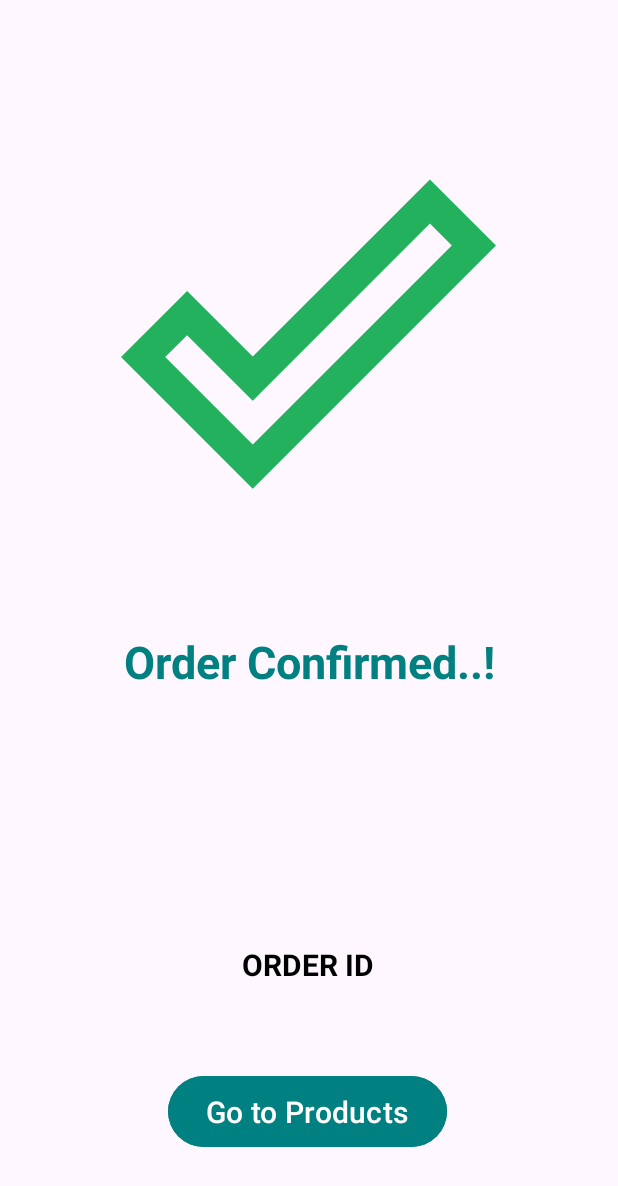
After one commit to priyamanocha/FirebaseGroupApp9, an Android app: the layout activity_orderconfirmed.xml on its own in the app's theme, with its tools: preview values and no code run, on a phone screen of 412 x 824 dp. The commit adds this screen. Shown: the top 1186 px of the screen. Run offline under Robolectric (Android 15) with nearby library versions, the phone set to English and light mode, and no system bars.

Commit message:
Fixed Updating total in Cart, added order confirmation page, fixed cart layout margin

```diff
--- a/app/src/main/AndroidManifest.xml
+++ b/app/src/main/AndroidManifest.xml
@@ -12,6 +12,9 @@
         android:supportsRtl="true"
         android:theme="@style/Theme.FirebaseGroupApp9"
         tools:targetApi="31">
+        <activity
+            android:name=".Orderconfirmed"
+            android:exported="false" />
         <activity
             android:name=".CheckoutActivity"
             android:exported="false" />
--- a/app/src/main/java/com/example/firebasegroupapp9/CartAdapter.kt
+++ b/app/src/main/java/com/example/firebasegroupapp9/CartAdapter.kt
@@ -58,6 +58,7 @@ class CartAdapter(options: FirebaseRecyclerOptions<Cart>, private var ttlamount:
         val storageRef: StorageReference =
             FirebaseStorage.getInstance().getReferenceFromUrl(imageUrl)
         Glide.with(holder.imgProduct.context).load(storageRef).into(holder.imgProduct)
+        updateTotalAmount()
 
         holder.btnAdd.setOnClickListener { view ->
             val quantity = model.quantity + 1
@@ -76,7 +77,7 @@ class CartAdapter(options: FirebaseRecyclerOptions<Cart>, private var ttlamount:
                     Log.e("Error", it.localizedMessage);
                     Toast.makeText(view.context, it.localizedMessage, Toast.LENGTH_LONG).show()
                 }
-
+            updateTotalAmount()
         }
 
         holder.btnRemove.setOnClickListener { view ->
@@ -105,7 +106,7 @@ class CartAdapter(options: FirebaseRecyclerOptions<Cart>, private var ttlamount:
                         Toast.makeText(view.context, it.localizedMessage, Toast.LENGTH_LONG).show()
                     }
             }
-
+            updateTotalAmount()
         }
     }
 
--- /dev/null
+++ b/app/src/main/res/drawable/done.xml
@@ -0,0 +1,5 @@
+<vector android:height="24dp" android:tint="#23B15E"
+    android:viewportHeight="24" android:viewportWidth="24"
+    android:width="24dp" xmlns:android="http://schemas.android.com/apk/res/android">
+    <path android:fillColor="@android:color/white" android:pathData="M19.77,5.03l1.4,1.4L8.43,19.17l-5.6,-5.6 1.4,-1.4 4.2,4.2L19.77,5.03m0,-2.83L8.43,13.54l-4.2,-4.2L0,13.57 8.43,22 24,6.43 19.77,2.2z"/>
+</vector>
--- a/app/src/main/res/layout/activity_cart.xml
+++ b/app/src/main/res/layout/activity_cart.xml
@@ -3,6 +3,7 @@
     xmlns:tools="http://schemas.android.com/tools"
     android:layout_width="match_parent"
     android:layout_height="match_parent"
+    android:background="@color/white"
     tools:context=".CartActivity">
 
     <include
@@ -40,13 +41,15 @@
         android:id="@+id/recView"
         android:layout_width="match_parent"
         android:layout_height="wrap_content"
-        android:layout_marginTop="140dp"
+        android:layout_marginTop="110dp"
+        android:layout_marginBottom="50dp"
         android:padding="20dp" />
 
     <LinearLayout
         android:layout_width="match_parent"
         android:layout_height="60dp"
         android:id="@+id/lin_layout4"
+        android:background="@color/white"
         android:layout_alignParentBottom="true"
         android:orientation="horizontal">
 
--- /dev/null
+++ b/app/src/main/res/layout/activity_orderconfirmed.xml
@@ -0,0 +1,74 @@
+<?xml version="1.0" encoding="utf-8"?>
+<androidx.constraintlayout.widget.ConstraintLayout xmlns:android="http://schemas.android.com/apk/res/android"
+    xmlns:app="http://schemas.android.com/apk/res-auto"
+    xmlns:tools="http://schemas.android.com/tools"
+    android:layout_width="match_parent"
+    android:layout_height="match_parent"
+    tools:context=".Orderconfirmed">
+    <androidx.constraintlayout.widget.ConstraintLayout
+        android:layout_width="match_parent"
+        android:layout_height="match_parent"
+        >
+
+        <ImageView
+            android:id="@+id/orderconfirm"
+            android:layout_width="250dp"
+            android:layout_height="250dp"
+            android:layout_centerInParent="true"
+            android:src="@drawable/done"
+            app:layout_constraintBottom_toBottomOf="parent"
+            app:layout_constraintEnd_toEndOf="parent"
+            app:layout_constraintHorizontal_bias="0.496"
+            app:layout_constraintStart_toStartOf="parent"
+            app:layout_constraintTop_toTopOf="parent"
+            app:layout_constraintVertical_bias="0.168" />
+
+        <TextView
+            android:id="@+id/ordertext"
+            android:layout_width="wrap_content"
+            android:layout_height="wrap_content"
+            android:layout_below="@id/orderconfirm"
+            android:text="@string/orderconfirm"
+            android:textColor="@color/teal"
+            android:textSize="30dp"
+            android:textStyle="bold"
+            app:layout_constraintBottom_toBottomOf="parent"
+            app:layout_constraintEnd_toEndOf="parent"
+            app:layout_constraintStart_toStartOf="parent"
+            app:layout_constraintTop_toBottomOf="@+id/orderconfirm"
+            app:layout_constraintVertical_bias="0.169" />
+
+        <TextView
+            android:layout_width="wrap_content"
+            android:layout_height="wrap_content"
+            android:text="@string/order"
+            android:id="@+id/orderID"
+            android:textColor="@color/black"
+            android:textSize="20dp"
+            android:textStyle="bold"
+            app:layout_constraintBottom_toTopOf="@+id/orderbtn"
+            app:layout_constraintEnd_toEndOf="parent"
+            app:layout_constraintHorizontal_bias="0.498"
+            app:layout_constraintStart_toStartOf="parent"
+            app:layout_constraintTop_toBottomOf="@+id/ordertext"
+            app:layout_constraintVertical_bias="0.748" />
+
+        <Button
+            android:layout_width="wrap_content"
+            android:layout_height="wrap_content"
+            android:layout_centerHorizontal="true"
+            android:backgroundTint="@color/teal"
+            android:paddingHorizontal="25dp"
+            android:paddingVertical="10dp"
+            android:text="@string/home"
+            android:textColor="@color/white"
+            android:textSize="20dp"
+            android:id="@+id/orderbtn"
+            app:layout_constraintBottom_toBottomOf="parent"
+            app:layout_constraintEnd_toEndOf="parent"
+            app:layout_constraintHorizontal_bias="0.497"
+            app:layout_constraintStart_toStartOf="parent"
+            app:layout_constraintTop_toBottomOf="@+id/ordertext"
+            app:layout_constraintVertical_bias="0.82" />
+    </androidx.constraintlayout.widget.ConstraintLayout>
+</androidx.constraintlayout.widget.ConstraintLayout>
--- a/app/src/main/res/values/strings.xml
+++ b/app/src/main/res/values/strings.xml
@@ -7,6 +7,10 @@
     <string name="dollar">$</string>
     <string name="checkout">Checkout</string>
     <string name="Canada">Canada</string>
+    <string name="order">ORDER ID</string>
+    <string name="orderconfirm">Order Confirmed..!</string>
+    <string name="home">Go to Products</string>
+
 
 
 </resources>
```
Also changed, not shown: app/src/main/java/com/example/firebasegroupapp9/CheckoutActivity.kt (+44 -75 lines), app/src/main/java/com/example/firebasegroupapp9/Orderconfirmed.kt (added, +27 -0 lines).
